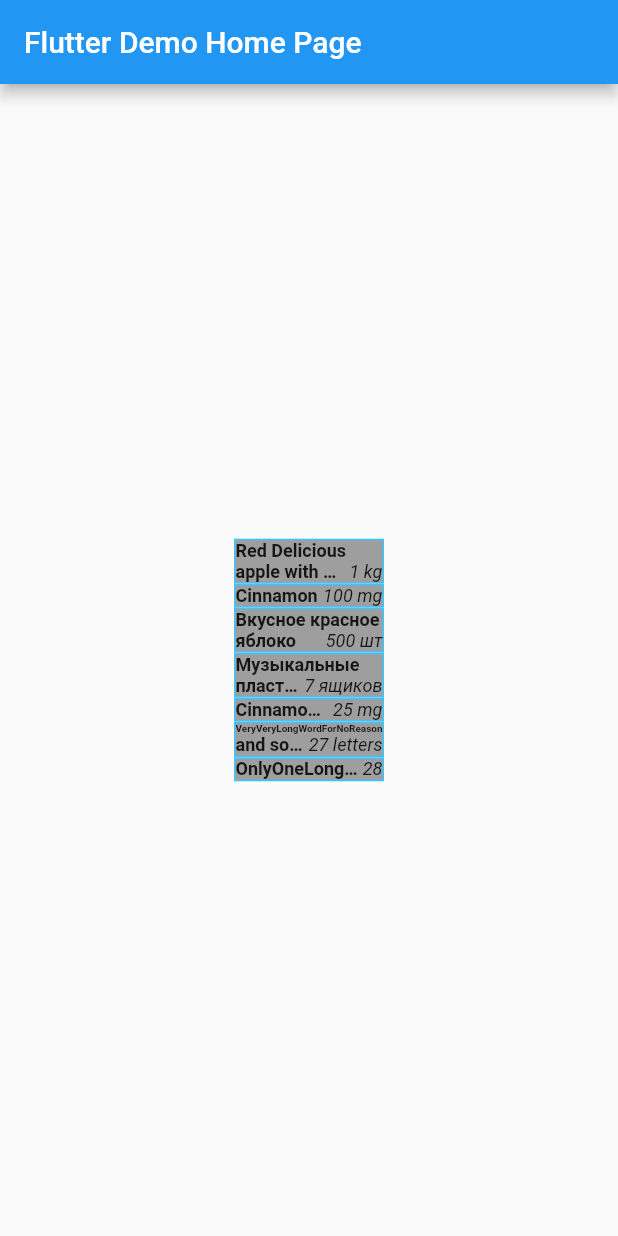
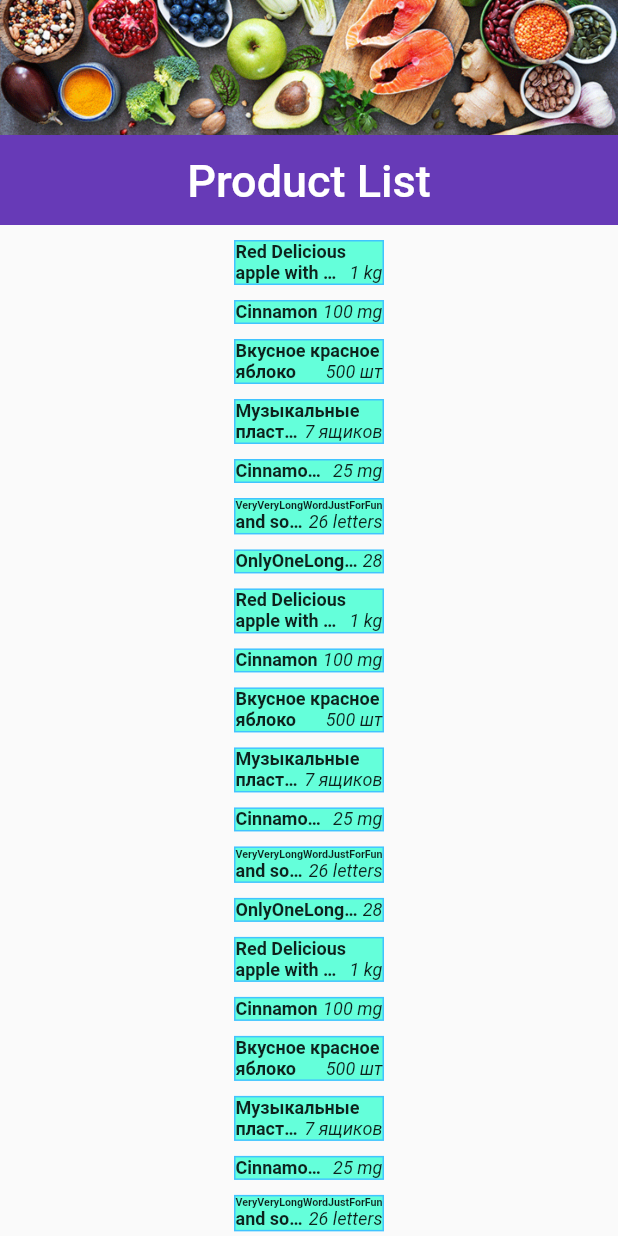
Before and after one commit to i2117/product-list, a Flutter app: the screen it shows after launch, on a phone screen of 412 x 824 dp. Run offline on Flutter 3.47's test engine with Material 2 defaults, Android fonts, the phone set to English and light mode, and no system bars.

Commit message:
Dynamic app bar

```diff
--- a/lib/main.dart
+++ b/lib/main.dart
@@ -1,6 +1,9 @@
 import 'package:flutter/material.dart';
+import 'package:flutter/services.dart';
 import 'package:product_list/products_data.dart';
+import 'package:product_list/widgets/dynamic_app_bar.dart';
 import 'package:product_list/widgets/product_item.dart';
+import 'data_structures/product.dart';
 
 void main() {
   runApp(MyApp());
@@ -9,53 +12,75 @@ void main() {
 class MyApp extends StatelessWidget {
   @override
   Widget build(BuildContext context) {
+    SystemChrome.setSystemUIOverlayStyle(
+      SystemUiOverlayStyle(
+        systemNavigationBarColor: Colors.blueAccent,
+        statusBarColor: Colors.blueAccent,
+      ),
+    );
+
     return MaterialApp(
-      title: 'Flutter Demo',
+      title: 'Product List App',
       theme: ThemeData(
         primarySwatch: Colors.blue,
       ),
-      home: MyHomePage(title: 'Flutter Demo Home Page'),
+      home: MyHomePage(),
     );
   }
 }
 
 class MyHomePage extends StatefulWidget {
-  MyHomePage({Key key, this.title}) : super(key: key);
-
-  final String title;
-
   @override
   _MyHomePageState createState() => _MyHomePageState();
 }
 
 class _MyHomePageState extends State<MyHomePage> {
+  List<Product> _products = [];
+
+  /// Полезная вещь, но в этой ситуации она не понадобилась.
+  ScrollController _scrollController;
+
   @override
   void didChangeDependencies() {
-    products.forEach((product) {
-      print('Product description: ${product.description}');
-      print('Product units      : ${product.units}');
-      print('======================================');
+    setState(() {
+      _products = FAKE_PRODUCTS;
     });
+
     super.didChangeDependencies();
   }
 
   @override
   Widget build(BuildContext context) {
     return Scaffold(
-      appBar: AppBar(
-        title: Text(widget.title),
-      ),
-      body: Center(
-        child: Column(
-          mainAxisAlignment: MainAxisAlignment.center,
-          children: products
-              .map(
-                (product) => ProductItem(
-                  description: product.description,
-                  units: product.units,
+      // Мне не нравится, когда приложение залезает на системный статус-бар,
+      // Поэтому предпочитаю использовать SafeArea.
+      body: SafeArea(
+        child: CustomScrollView(
+          // Интересный эффект, но не в нашем случае
+          // physics: const BouncingScrollPhysics(),
+          controller: _scrollController,
+          slivers: [
+            DynamicSliverAppBar(
+              title: 'Product List',
+            ),
+            SliverList(
+              delegate: SliverChildBuilderDelegate(
+                // Align, чтобы элементы не растягивались
+                (context, i) => Align(
+                  child: Padding(
+                    padding: const EdgeInsets.only(top: 10),
+                    child: ProductItem(
+                      description: _products[i].description,
+                      units: _products[i].units,
+                      width: 100,
+                      maxLines: 2,
+                    ),
+                  ),
                 ),
-              )
-              .toList(),
+                childCount: _products.length,
+              ),
+            ),
+          ],
         ),
       ),
     );
--- a/lib/products_data.dart
+++ b/lib/products_data.dart
@@ -1,6 +1,6 @@
 import 'package:product_list/data_structures/product.dart';
 
-const List<Product> products = [
+const List<Product> DIFFERENT_PRODUCTS = [
   Product(
     description: 'Red Delicious apple with banana flavour',
     units: '1 kg',
@@ -22,11 +22,33 @@ const List<Product> products = [
     units: '25 mg',
   ),
   Product(
-    description: 'VeryVeryLongWordForNoReason and some other things',
-    units: '27 letters',
+    description: 'VeryVeryLongWordJustForFun and some other things',
+    units: '26 letters',
   ),
   Product(
     description: 'OnlyOneLongWordInDescription',
     units: '28',
   ),
 ];
+
+const FAKE_PRODUCTS = [
+  ...DIFFERENT_PRODUCTS,
+  ...DIFFERENT_PRODUCTS,
+  ...DIFFERENT_PRODUCTS,
+  ...DIFFERENT_PRODUCTS,
+  ...DIFFERENT_PRODUCTS,
+  ...DIFFERENT_PRODUCTS,
+  ...DIFFERENT_PRODUCTS,
+  ...DIFFERENT_PRODUCTS,
+  ...DIFFERENT_PRODUCTS,
+  ...DIFFERENT_PRODUCTS,
+  ...DIFFERENT_PRODUCTS,
+  ...DIFFERENT_PRODUCTS,
+  ...DIFFERENT_PRODUCTS,
+  ...DIFFERENT_PRODUCTS,
+  ...DIFFERENT_PRODUCTS,
+  ...DIFFERENT_PRODUCTS,
+  ...DIFFERENT_PRODUCTS,
+  ...DIFFERENT_PRODUCTS,
+  ...DIFFERENT_PRODUCTS,
+];
--- a/lib/widgets/product_item.dart
+++ b/lib/widgets/product_item.dart
@@ -43,7 +43,7 @@ class ProductItem extends StatelessWidget {
       var line = '';
       var lastWord = '';
       // Формируем новую строку, добавляя по одному слову каждый раз.
-      // Можно вынести в отдельный метод
+      // Можно вынести в отдельный метод.
       while (lineWidth < width && words.isNotEmpty) {
         lastWord = words.first;
         // Если в строке уже есть слова, добавляем пробел перед новым словом.
@@ -57,7 +57,6 @@ class ProductItem extends StatelessWidget {
 
       // В этот момент допустимая ширина строки превышена, поэтому как бы
       // откатываем результат на одно слово, если число слов больше 1.
-
 
       // Смотрим, сколько слов в строке. Если находим пробел, значит > 1.
       final lastSpaceIndex = line.lastIndexOf(' ');
@@ -80,10 +79,10 @@ class ProductItem extends StatelessWidget {
   /// Метод, чтобы узнавать, сколько пикселей будет занимать отрисованная строка
   Size _textSize(String text, TextStyle style) {
     final TextPainter textPainter = TextPainter(
-        text: TextSpan(text: text, style: style),
-        maxLines: 1,
-        textDirection: TextDirection.ltr)
-      ..layout(minWidth: 0, maxWidth: double.infinity);
+      text: TextSpan(text: text, style: style),
+      maxLines: 1,
+      textDirection: TextDirection.ltr,
+    )..layout(minWidth: 0, maxWidth: double.infinity);
     return textPainter.size;
   }
 
@@ -92,14 +91,13 @@ class ProductItem extends StatelessWidget {
     return Container(
       width: width,
       decoration: BoxDecoration(
-        color: Colors.grey,
+        color: Colors.tealAccent,
         border: Border.all(
           color: Colors.lightBlueAccent,
           width: 1,
         ),
       ),
       child: Column(
-        //mainAxisSize: MainAxisSize.min,
         crossAxisAlignment: CrossAxisAlignment.start,
         children: [
           // Первые строки
--- a/pubspec.yaml
+++ b/pubspec.yaml
@@ -45,9 +45,8 @@ flutter:
   uses-material-design: true
 
   # To add assets to your application, add an assets section, like this:
-  # assets:
-  #   - images/a_dot_burr.jpeg
-  #   - images/a_dot_ham.jpeg
+  assets:
+    - assets/images/
 
   # An image asset can refer to one or more resolution-specific "variants", see
   # https://flutter.dev/assets-and-images/#resolution-aware.
```
Also changed, not shown: lib/widgets/dynamic_app_bar.dart (added, +60 -0 lines), assets/images/app_bar.png (added).
